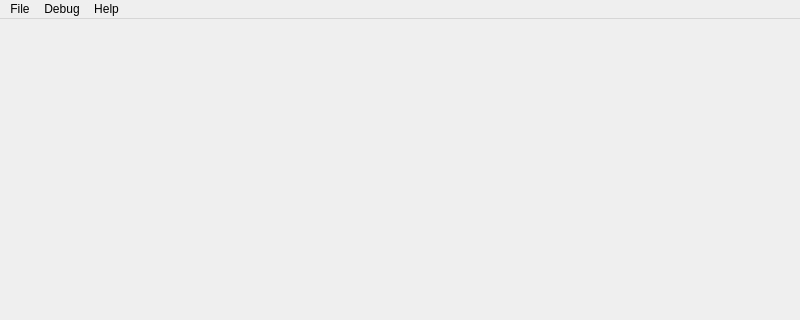
HeyQuitThat/ct6k, file ct6k-gui/mainwindow.ui: the form before one commit; both pictures show x 0 to 800 and y 0 to 320 of the 800 by 600 pixel window.
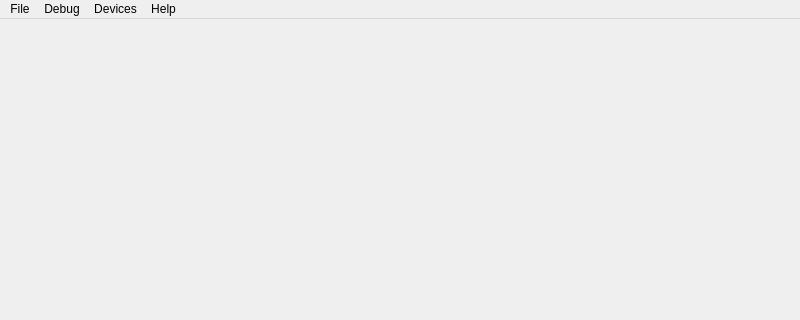
The form after the commit.

What changed in the file:
```diff
--- a/ct6k-gui/mainwindow.ui
+++ b/ct6k-gui/mainwindow.ui
@@ -53,8 +53,15 @@
     <addaction name="actionCaution"/>
     <addaction name="actionAbout"/>
    </widget>
+   <widget class="QMenu" name="menuDevices">
+    <property name="title">
+     <string>Devices</string>
+    </property>
+    <addaction name="actionPrint_O_Tron_XL"/>
+   </widget>
    <addaction name="menuFile"/>
    <addaction name="menuDebug"/>
+   <addaction name="menuDevices"/>
    <addaction name="menuHelp"/>
   </widget>
   <widget class="QStatusBar" name="statusbar"/>
```
Left out of the diff: 11 changed lines with no effect on the pictures.
